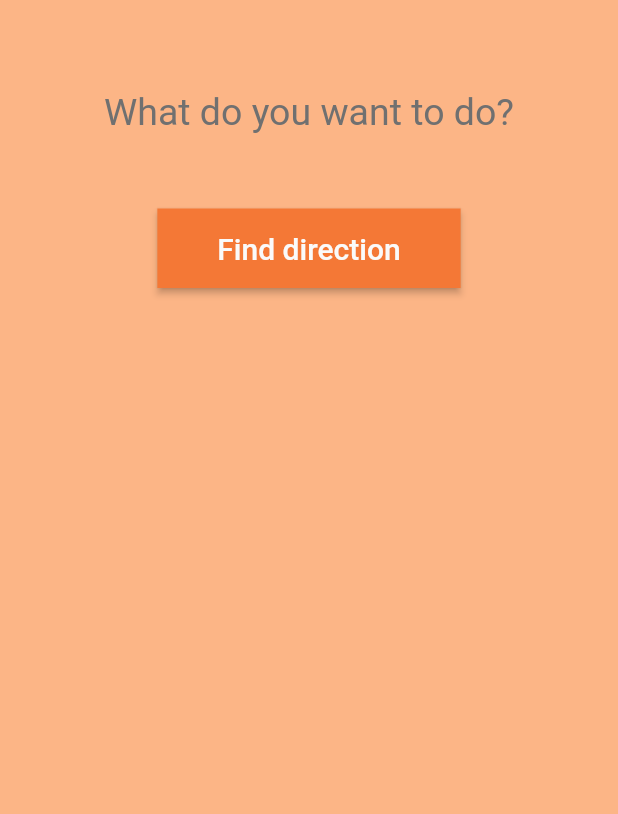
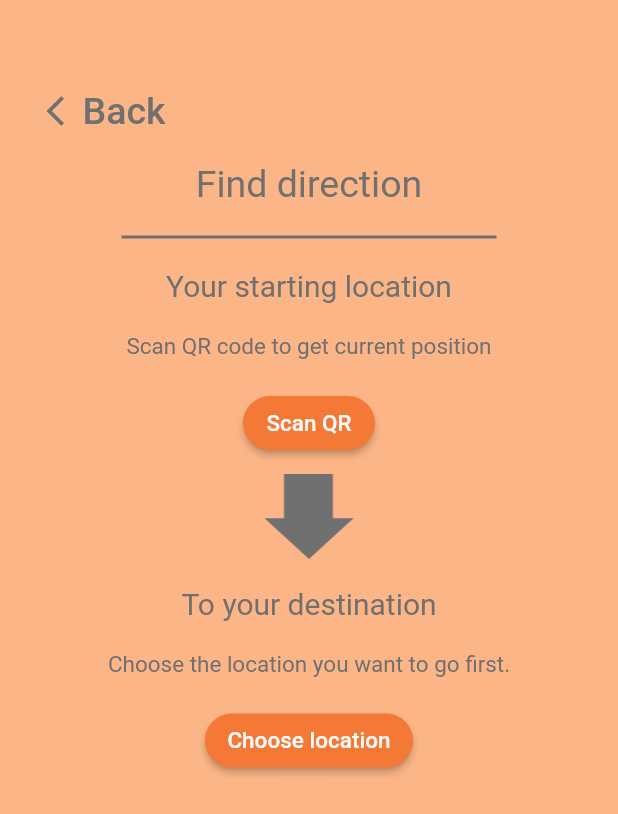
Before and after one commit to Onnopz/LXMobileApp, a Flutter app: the screen it shows after launch, after a tap on "Find direction", on a phone screen of 412 x 824 dp. Shown: the top 814 px of the screen. Run offline on Flutter 3.47's test engine with Material 2 defaults, Android fonts, the light colour scheme and no system bars.

Commit message:
(แก้) custom widget, find direction

```diff
--- a/lib/data_storage.dart
+++ b/lib/data_storage.dart
@@ -9,49 +9,153 @@ class DataStorage {
   static final Color text_Color = Color.fromARGB(255, 112, 112, 112);
 
   //  margin
-  static final double mainMargin_LR = 30.0;
-  static final double mainMargin_TB = 60.0;
-  static final double widgetMargin_head = 50.0;
+  static final double mainMargin_LR = 15.0;
+  static final double mainMargin_TB = 50.0;
 
-  static final double buttonHeight = 15.0;
-  static final double buttonLR = 40.0;
+  static final double widgetMargin_head = 40.0;
+  static final double widgetMargin_secondHeader = 15.0;
+
+  // text size
+  static final double textSize_head = 25.0;
+  static final double textSize_secondHead = 20.0;
+  static final double textSize_body = 15.0;
+
+  static final double textSize_mainButton = 20.0;
+  static final double textSize_smallButton = 15.0;
+
+  static final double widgetMargin_bodyText = 10.0;
+
+  // button info
+  static final double buttonMainTB = 15.0;
+  static final double buttonMainLR = 40.0;
+
+  static final double buttonSmallTB = 5.0;
+  static final double buttonSmallLR = 15.0;
 }
 
 class CustomButton extends RaisedButton {
-  static double test = 30.0;
-
-  CustomButton(String text, Function func)
+  CustomButton(String text, double textSize, double padding_LR, double padding_TB, Function func)
       : super(
             child: Text(
               text,
-          style: TextStyle(
-            fontSize: 20.0
-          ),
+              style: TextStyle(fontSize: textSize),
             ),
             onPressed: func,
             color: DataStorage.button_Color,
             textColor: DataStorage.buttonText_Color,
             padding: EdgeInsets.fromLTRB(
-            DataStorage.buttonLR,
-            DataStorage.buttonHeight,
-            DataStorage.buttonLR,
-            DataStorage.buttonHeight
+                padding_LR,
+                padding_TB,
+                padding_LR,
+                padding_TB
             ),
-        shape: RoundedRectangleBorder()
+            shape: RoundedRectangleBorder(
+              borderRadius: BorderRadius.circular(30.0),
+            ));
+}
+
+class CustomText extends Container {
+  CustomText(String text, double left, double top, double right, double bottom, double size)
+      : super(
+          margin: EdgeInsets.fromLTRB(left, top, right, bottom),
+          child: Text(
+            text,
+            style: TextStyle(
+              fontSize: size,
+              color: DataStorage.text_Color,
+            ),
+          ),
         );
 }
 
-
-class CustomHeaderText extends Container {
-  CustomHeaderText(String text)
+class CustomBodyText extends Container {
+  CustomBodyText(String text)
       : super(
-          margin: EdgeInsets.fromLTRB(0, 0, 0, DataStorage.widgetMargin_head),
+          margin: EdgeInsets.fromLTRB(0, DataStorage.widgetMargin_bodyText, 0,
+              DataStorage.widgetMargin_bodyText),
           child: Text(
             text,
+            style: TextStyle(
+              fontSize: 15.0,
+              color: DataStorage.text_Color,
+            ),
+          ),
+        );
+}
+
+class CustomMainContainer extends Container {
+  CustomMainContainer(Widget child)
+      : super(
+            margin: EdgeInsets.fromLTRB(
+                DataStorage.mainMargin_LR,
+                DataStorage.mainMargin_TB,
+                DataStorage.mainMargin_LR,
+                DataStorage.mainMargin_TB),
+            child: child);
+}
+
+class CustomBodyContainer extends Container {
+  CustomBodyContainer(List<Widget> children, BuildContext context)
+      : super(
+            margin: EdgeInsets.fromLTRB(
+                DataStorage.mainMargin_LR,
+                DataStorage.mainMargin_TB,
+                DataStorage.mainMargin_LR,
+                DataStorage.mainMargin_TB),
+            child: Column(
+              children: <Widget>[
+                // This row is for BACK Button
+                Row(
+                  mainAxisAlignment: MainAxisAlignment.start,
+                  children: <Widget>[
+                    Column(
+                      children: <Widget>[
+                        CustomBackButton(context),
+                        SizedBox(
+                          height: 10.0,
+                        )
+                      ],
+                    )
+                  ],
+                ),
+
+                Row(
+                    mainAxisAlignment: MainAxisAlignment.center,
+                    children: <Widget>[
+                      Column(
+                        children: children,
+                      ),
+                    ])
+              ],
+            ));
+}
+class HorizontalLine extends Container{
+  HorizontalLine() : super(
+    color: DataStorage.text_Color,
+    height: 2,
+    width: 250,
+  );
+}
+
+class CustomBackButton extends FlatButton {
+  CustomBackButton(BuildContext context)
+      : super(
+            onPressed: () {
+              Navigator.pop(context);
+            },
+            child: Row(
+              children: <Widget>[
+                Icon(
+                  Icons.arrow_back_ios,
+                  color: DataStorage.text_Color,
+                ),
+                Text(
+                  "Back",
                   style: TextStyle(
                     fontSize: 25.0,
                     color: DataStorage.text_Color,
                   ),
                 ),
-        );
+              ],
+            ));
 }
--- a/lib/find_direction.dart
+++ b/lib/find_direction.dart
@@ -0,0 +1,53 @@
+import 'package:flutter/material.dart';
+import 'data_storage.dart';
+
+class FindDirection extends StatefulWidget {
+  FindDirection();
+
+  @override
+  _FindDirectionState createState() => _FindDirectionState();
+}
+
+class _FindDirectionState extends State<FindDirection> {
+  @override
+  Widget build(BuildContext context) {
+    return Scaffold(
+      backgroundColor: DataStorage.bg_Color,
+      body: CustomBodyContainer(<Widget>[
+        CustomText("Find direction", 0, 0, 0, 20, DataStorage.textSize_head),
+        HorizontalLine(),
+        Column(
+          children: <Widget>[
+            CustomText("Your starting location", 0, 20, 0, 20,
+                DataStorage.textSize_secondHead),
+            CustomText("Scan QR code to get current position", 0, 0, 0, 18,
+                DataStorage.textSize_body),
+            CustomButton("Scan QR", DataStorage.textSize_smallButton,
+                DataStorage.buttonSmallLR, DataStorage.buttonSmallTB, () {
+              print("Scan the QR");
+            }),
+          ],
+        ),
+        SizedBox(
+          height: 10.0,
+        ),
+        Image.asset(
+          "assets/arrowdown.png",
+          scale: 1.5,
+        ),
+        Column(
+          children: <Widget>[
+            CustomText("To your destination", 0, 18, 0, 20,
+                DataStorage.textSize_secondHead),
+            CustomText("Choose the location you want to go first.", 0, 0, 0, 18,
+                DataStorage.textSize_body),
+            CustomButton("Choose location", DataStorage.textSize_smallButton,
+                DataStorage.buttonSmallLR, DataStorage.buttonSmallTB, () {
+              print("Pick tartget");
+            }),
+          ],
+        ),
+      ], context),
+    );
+  }
+}
--- a/lib/home_page.dart
+++ b/lib/home_page.dart
@@ -1,4 +1,5 @@
 import 'package:flutter/material.dart';
+import 'package:lx_mobile_app/find_direction.dart';
 import 'data_storage.dart';
 
 class HomePage extends StatefulWidget {
@@ -13,29 +14,28 @@ class _HomePageState extends State<HomePage> {
   Widget build(BuildContext context) {
     return Scaffold(
         backgroundColor: DataStorage.bg_Color,
-        body: Container(
-            decoration: BoxDecoration(
-
-            ),
-
-            margin: EdgeInsets.fromLTRB(
-                0,
-                DataStorage.mainMargin_TB,
-                0,
-                DataStorage.mainMargin_TB
-            ),
-            child: Row(
+        body: CustomMainContainer(
+          Row(
             mainAxisAlignment: MainAxisAlignment.center,
             children: <Widget>[
               Column(
                 children: <Widget>[
-                    CustomHeaderText("What do you want to do?"),
-                    CustomButton("Find direction", (){print("Button pressed");}),
+                  CustomText("What do you want to do?", 0, 20, 0, 40,
+                      DataStorage.textSize_head),
+                  CustomButton(
+                      "Find direction",
+                      DataStorage.textSize_mainButton,
+                      DataStorage.buttonMainLR,
+                      DataStorage.buttonMainTB,
+                      () {
+                        Navigator.of(context).push(MaterialPageRoute(
+                        builder: (context) => FindDirection()));
+                      }
+                  ),
                 ],
               )
             ],
           ),
-        )
-    );
+        ));
   }
 }
--- a/lib/main.dart
+++ b/lib/main.dart
@@ -1,5 +1,6 @@
 import 'package:flutter/material.dart';
-import 'splash.dart';
+import 'package:lx_mobile_app/find_direction.dart';
+import 'package:lx_mobile_app/splash.dart';
 
 void main() => runApp(MyApp());
 
@@ -13,3 +14,5 @@ class MyApp extends StatelessWidget {
     );
   }
 }
+
+// splash is the real home page
--- a/lib/splash.dart
+++ b/lib/splash.dart
@@ -1,6 +1,7 @@
 import 'dart:async';
 
 import 'package:flutter/material.dart';
+import 'package:lx_mobile_app/find_direction.dart';
 import 'home_page.dart';
 import 'data_storage.dart';
 
--- a/pubspec.yaml
+++ b/pubspec.yaml
@@ -43,6 +43,7 @@ flutter:
   # To add assets to your application, add an assets section, like this:
   assets:
     - assets/mariodummy.png
+    - assets/arrowdown.png
   #  - images/a_dot_burr.jpeg
   #  - images/a_dot_ham.jpeg
 
```
Also changed, not shown: assets/arrowdown.png (added). Lines whose indentation alone changed are shown as unchanged.
